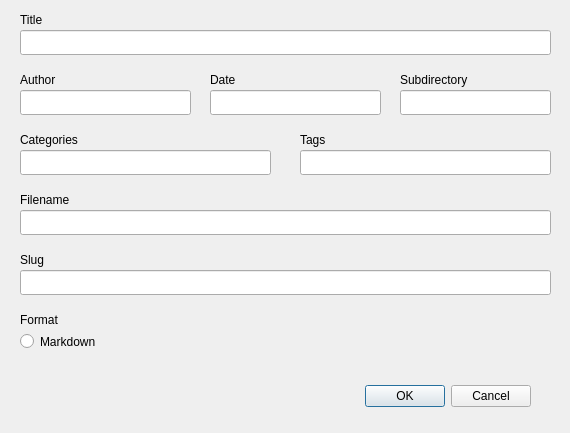
The window that src/plugins/coreplugin/src/newpostdialog.ui (lzxqaq/blogup) describes before a commit, drawn with Qt 5.
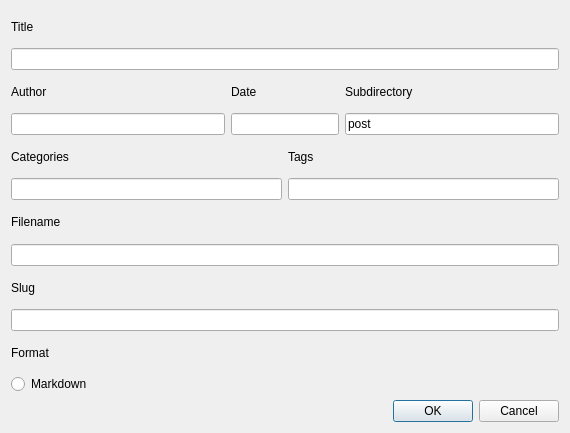
The same window after the commit.

Commit message: new site and new post

The edit to the form file:
```diff
--- a/src/plugins/coreplugin/src/newpostdialog.ui
+++ b/src/plugins/coreplugin/src/newpostdialog.ui
@@ -13,232 +13,116 @@
   <property name="windowTitle">
    <string>New Post</string>
   </property>
-  <widget class="QDialogButtonBox" name="buttonBox">
-   <property name="geometry">
-    <rect>
-     <x>190</x>
-     <y>380</y>
-     <width>341</width>
-     <height>32</height>
-    </rect>
-   </property>
-   <property name="orientation">
-    <enum>Qt::Horizontal</enum>
-   </property>
-   <property name="standardButtons">
-    <set>QDialogButtonBox::Cancel|QDialogButtonBox::Ok</set>
-   </property>
-  </widget>
+  <layout class="QGridLayout" name="gridLayout">
+   <item row="0" column="0">
   <widget class="QLabel" name="label">
-   <property name="geometry">
-    <rect>
-     <x>20</x>
-     <y>10</y>
-     <width>47</width>
-     <height>19</height>
-    </rect>
-   </property>
    <property name="text">
     <string>Title</string>
    </property>
   </widget>
-  <widget class="QLineEdit" name="lineEdit">
-   <property name="geometry">
-    <rect>
-     <x>20</x>
-     <y>30</y>
-     <width>531</width>
-     <height>25</height>
-    </rect>
-   </property>
-  </widget>
+   </item>
+   <item row="1" column="0" colspan="4">
+    <widget class="QLineEdit" name="title"/>
+   </item>
+   <item row="2" column="0">
   <widget class="QLabel" name="label_2">
-   <property name="geometry">
-    <rect>
-     <x>20</x>
-     <y>70</y>
-     <width>47</width>
-     <height>19</height>
-    </rect>
-   </property>
    <property name="text">
     <string>Author</string>
    </property>
   </widget>
+   </item>
+   <item row="2" column="1">
   <widget class="QLabel" name="label_3">
-   <property name="geometry">
-    <rect>
-     <x>210</x>
-     <y>70</y>
-     <width>47</width>
-     <height>19</height>
-    </rect>
-   </property>
    <property name="text">
     <string>Date</string>
    </property>
   </widget>
+   </item>
+   <item row="2" column="3">
   <widget class="QLabel" name="label_4">
-   <property name="geometry">
-    <rect>
-     <x>400</x>
-     <y>70</y>
-     <width>71</width>
-     <height>19</height>
-    </rect>
-   </property>
    <property name="text">
     <string>Subdirectory</string>
    </property>
   </widget>
-  <widget class="QLineEdit" name="lineEdit_2">
-   <property name="geometry">
-    <rect>
-     <x>20</x>
-     <y>90</y>
-     <width>171</width>
-     <height>25</height>
-    </rect>
-   </property>
-  </widget>
-  <widget class="QLineEdit" name="lineEdit_3">
-   <property name="geometry">
-    <rect>
-     <x>210</x>
-     <y>90</y>
-     <width>171</width>
-     <height>25</height>
-    </rect>
-   </property>
-  </widget>
-  <widget class="QLineEdit" name="lineEdit_4">
-   <property name="geometry">
-    <rect>
-     <x>400</x>
-     <y>90</y>
-     <width>151</width>
-     <height>25</height>
-    </rect>
-   </property>
-  </widget>
+   </item>
+   <item row="3" column="0">
+    <widget class="QLineEdit" name="author"/>
+   </item>
+   <item row="3" column="1" colspan="2">
+    <widget class="QLineEdit" name="date"/>
+   </item>
+   <item row="3" column="3">
+    <widget class="QLineEdit" name="subDir">
+     <property name="text">
+      <string>post</string>
+     </property>
+    </widget>
+   </item>
+   <item row="4" column="0">
   <widget class="QLabel" name="label_5">
-   <property name="geometry">
-    <rect>
-     <x>20</x>
-     <y>130</y>
-     <width>61</width>
-     <height>19</height>
-    </rect>
-   </property>
    <property name="text">
     <string>Categories</string>
    </property>
   </widget>
-  <widget class="QLineEdit" name="lineEdit_5">
-   <property name="geometry">
-    <rect>
-     <x>20</x>
-     <y>150</y>
-     <width>251</width>
-     <height>25</height>
-    </rect>
-   </property>
-  </widget>
-  <widget class="QLineEdit" name="lineEdit_6">
-   <property name="geometry">
-    <rect>
-     <x>300</x>
-     <y>150</y>
-     <width>251</width>
-     <height>25</height>
-    </rect>
-   </property>
-  </widget>
+   </item>
+   <item row="4" column="2">
   <widget class="QLabel" name="label_6">
-   <property name="geometry">
-    <rect>
-     <x>300</x>
-     <y>130</y>
-     <width>61</width>
-     <height>19</height>
-    </rect>
-   </property>
    <property name="text">
     <string>Tags</string>
    </property>
   </widget>
-  <widget class="QLineEdit" name="lineEdit_7">
-   <property name="geometry">
-    <rect>
-     <x>20</x>
-     <y>210</y>
-     <width>531</width>
-     <height>25</height>
-    </rect>
-   </property>
-  </widget>
+   </item>
+   <item row="5" column="0" colspan="2">
+    <widget class="QLineEdit" name="categories"/>
+   </item>
+   <item row="5" column="2" colspan="2">
+    <widget class="QLineEdit" name="tages"/>
+   </item>
+   <item row="6" column="0">
   <widget class="QLabel" name="label_7">
-   <property name="geometry">
-    <rect>
-     <x>20</x>
-     <y>190</y>
-     <width>61</width>
-     <height>19</height>
-    </rect>
-   </property>
    <property name="text">
     <string>Filename</string>
    </property>
   </widget>
+   </item>
+   <item row="7" column="0" colspan="4">
+    <widget class="QLineEdit" name="fileName"/>
+   </item>
+   <item row="8" column="0">
   <widget class="QLabel" name="label_8">
-   <property name="geometry">
-    <rect>
-     <x>20</x>
-     <y>250</y>
-     <width>61</width>
-     <height>19</height>
-    </rect>
-   </property>
    <property name="text">
     <string>Slug</string>
    </property>
   </widget>
-  <widget class="QLineEdit" name="lineEdit_8">
-   <property name="geometry">
-    <rect>
-     <x>20</x>
-     <y>270</y>
-     <width>531</width>
-     <height>25</height>
-    </rect>
-   </property>
-  </widget>
+   </item>
+   <item row="9" column="0" colspan="4">
+    <widget class="QLineEdit" name="slug"/>
+   </item>
+   <item row="10" column="0">
   <widget class="QLabel" name="label_9">
-   <property name="geometry">
-    <rect>
-     <x>20</x>
-     <y>310</y>
-     <width>61</width>
-     <height>19</height>
-    </rect>
-   </property>
    <property name="text">
     <string>Format</string>
    </property>
   </widget>
-  <widget class="QRadioButton" name="radioButton">
-   <property name="geometry">
-    <rect>
-     <x>20</x>
-     <y>330</y>
-     <width>84</width>
-     <height>23</height>
-    </rect>
-   </property>
+   </item>
+   <item row="11" column="0">
+    <widget class="QRadioButton" name="markdown">
    <property name="text">
     <string>Markdown</string>
    </property>
   </widget>
+   </item>
+   <item row="12" column="1" colspan="3">
+    <widget class="QDialogButtonBox" name="dialogBtn">
+     <property name="orientation">
+      <enum>Qt::Horizontal</enum>
+     </property>
+     <property name="standardButtons">
+      <set>QDialogButtonBox::Cancel|QDialogButtonBox::Ok</set>
+     </property>
+    </widget>
+   </item>
+  </layout>
  </widget>
  <resources/>
  <connections>
```
Left out of the diff: 4 changed lines with no effect on the pictures. Lines whose indentation alone changed are shown as unchanged. The commit also changes 17 other files.
